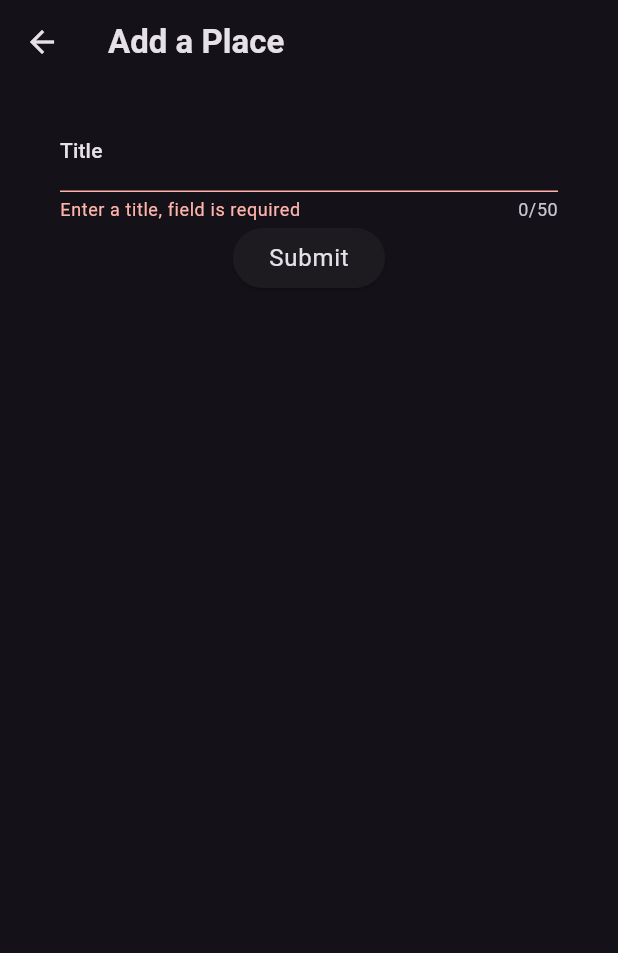
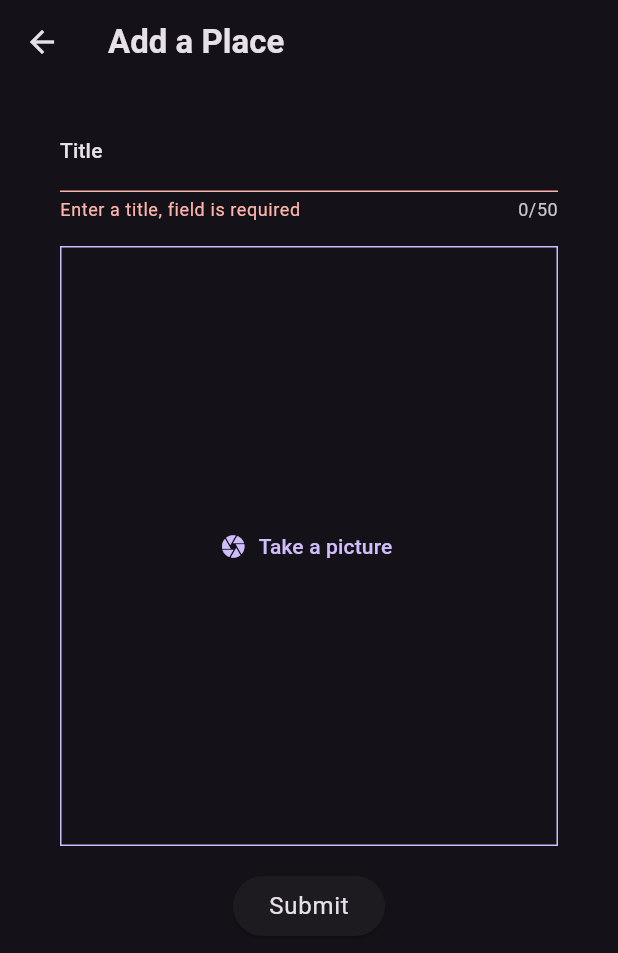
Before and after one commit to Omar-M60/favorite_places, a Flutter app: the PlaceFormScreen screen opened directly, after a tap on "Submit", on a phone screen of 412 x 824 dp. Shown: the top 953 px of the screen. Run offline on Flutter 3.47's test engine with Material 3 defaults, Android fonts, the phone set to English and light mode, and no system bars; our stand-ins replace flutter_riverpod, google_fonts, image_picker.

Commit message:
Feature added: Take picture of the place and save it.
Added the image package by Flutter and used ImagePicker to ask permission for camera access and let the user take an image.

When taken the image is displayed as preview in the form with the option to tap it and retake the image.

When submitted, an avatar container is next to the place title which displays the image's content.

In place details, the image takes the full screen.

```diff
--- a/lib/models/place.model.dart
+++ b/lib/models/place.model.dart
@@ -1,3 +1,5 @@
+import 'dart:io';
+
 import 'package:uuid/uuid.dart';
 
 const uuid = Uuid();
@@ -5,8 +7,10 @@ const uuid = Uuid();
 class Place {
   Place({
     required this.name,
+    required this.image,
   }) : id = uuid.v4();
 
   final String id;
   final String name;
+  final File image;
 }
--- a/lib/screens/place_form.dart
+++ b/lib/screens/place_form.dart
@@ -1,5 +1,8 @@
+import 'dart:io';
+
 import 'package:favorite_places_app/models/place.model.dart';
 import 'package:favorite_places_app/providers/places_provider.dart';
+import 'package:favorite_places_app/widgets/image_input.dart';
 import 'package:flutter/material.dart';
 
 import 'package:flutter_riverpod/flutter_riverpod.dart';
@@ -16,14 +19,15 @@ class PlaceFormScreen extends ConsumerStatefulWidget {
 class _PlaceFormScreenState extends ConsumerState<PlaceFormScreen> {
   final _formKey = GlobalKey<FormState>();
   String _inputTitle = "";
+  late File _inputImage;
 
   void _submitForm() {
     if (!_formKey.currentState!.validate()) return;
     _formKey.currentState!.save();
 
-    ref
-        .read(placesProviderNotifier.notifier)
-        .updatePlaces(Place(name: _inputTitle));
+    ref.read(placesProviderNotifier.notifier).updatePlaces(
+          Place(name: _inputTitle, image: _inputImage),
+        );
 
     Navigator.of(context).pop();
   }
@@ -68,6 +72,11 @@ class _PlaceFormScreenState extends ConsumerState<PlaceFormScreen> {
                 maxLength: 50,
                 onChanged: (value) => _inputTitle = value,
               ),
+              const SizedBox(height: 16),
+              ImageInput(
+                onPickImage: (image) => _inputImage = image,
+              ),
+              const SizedBox(height: 16),
               ElevatedButton(
                 style: Theme.of(context).elevatedButtonTheme.style,
                 onPressed: _submitForm,
--- a/lib/screens/places.dart
+++ b/lib/screens/places.dart
@@ -39,6 +39,10 @@ class _PlacesState extends ConsumerState<PlacesScreen> {
       currentDisplay = ListView.builder(
         itemCount: places.length,
         itemBuilder: (context, index) => ListTile(
+          leading: CircleAvatar(
+            radius: 26,
+            backgroundImage: FileImage(places[index].image),
+          ),
           title: Text(places[index].name),
           onTap: () {
             Navigator.of(context).push(
--- /dev/null
+++ b/lib/widgets/image_input.dart
@@ -0,0 +1,75 @@
+import 'dart:io';
+
+import 'package:flutter/material.dart';
+
+import 'package:image_picker/image_picker.dart';
+
+class ImageInput extends StatefulWidget {
+  const ImageInput({
+    super.key,
+    required this.onPickImage,
+  });
+
+  final void Function(File imagePicked) onPickImage;
+
+  @override
+  State<ImageInput> createState() {
+    return _ImageInputState();
+  }
+}
+
+class _ImageInputState extends State<ImageInput> {
+  File? _selectedImage;
+
+  void _takePicture() async {
+    final imagePicker = ImagePicker();
+    final pickedImage =
+        await imagePicker.pickImage(source: ImageSource.camera, maxWidth: 600);
+
+    if (pickedImage == null) {
+      return;
+    }
+
+    setState(() {
+      _selectedImage = File(pickedImage.path);
+    });
+
+    widget.onPickImage(_selectedImage!);
+  }
+
+  @override
+  Widget build(BuildContext context) {
+    Widget content = TextButton.icon(
+      onPressed: _takePicture,
+      label: const Text("Take a picture"),
+      icon: const Icon(Icons.camera),
+      style: Theme.of(context).textButtonTheme.style,
+    );
+
+    if (_selectedImage != null) {
+      content = Image.file(
+        _selectedImage!,
+        alignment: Alignment.center,
+        fit: BoxFit.cover,
+        height: double.infinity,
+        width: double.infinity,
+      );
+    }
+
+    return GestureDetector(
+      onTap: _takePicture,
+      child: Container(
+        height: 400,
+        width: double.infinity,
+        alignment: Alignment.center,
+        decoration: BoxDecoration(
+          border: Border.all(
+            color: Theme.of(context).colorScheme.primary,
+            width: 1,
+          ),
+        ),
+        child: content,
+      ),
+    );
+  }
+}
--- a/pubspec.yaml
+++ b/pubspec.yaml
@@ -38,6 +38,8 @@ dependencies:
   google_fonts: ^6.2.1
   flutter_riverpod: ^2.6.1
   uuid: ^4.5.1
+  image_picker: ^1.1.2
+  location: ^7.0.1
 
 dev_dependencies:
   flutter_test:
```
Also changed, not shown: lib/screens/place_details.dart (+10 -3 lines), pubspec.lock, 6 other files.
